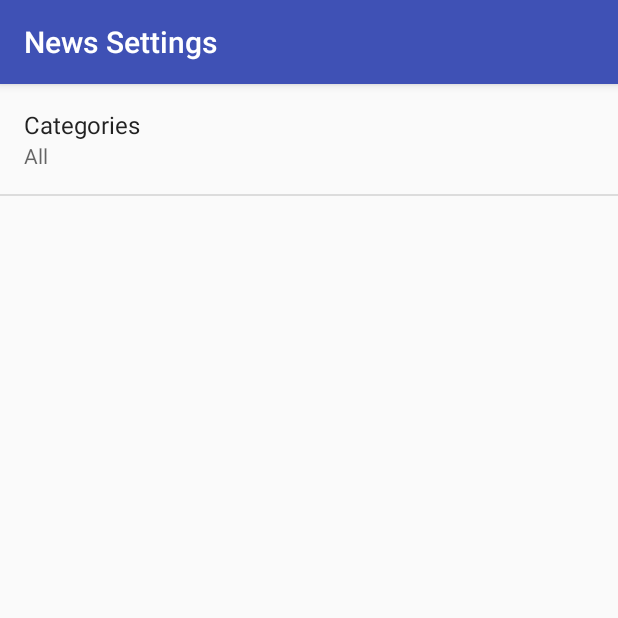
After one commit to prakritirk/My_NewsApp1, an Android app: the SettingsActivity screen opened directly, with no data from a screen before it, on a phone screen of 412 x 824 dp, the top half of it. The commit adds this screen. Run offline under Robolectric (Android 15) with nearby library versions, the phone set to English and light mode, and no system bars.

Commit message:
News App Phase 2 with filter option on news categories

```diff
--- /dev/null
+++ b/app/src/main/java/com/example/android/my_newsapp1/SettingsActivity.java
@@ -0,0 +1,48 @@
+package com.example.android.my_newsapp1;
+
+import android.content.SharedPreferences;
+import android.os.Bundle;
+import android.preference.Preference;
+import android.preference.PreferenceFragment;
+import android.preference.PreferenceManager;
+import android.support.v7.app.AppCompatActivity;
+
+/**
+ * Created by prajbhanda on 7/22/2018.
+ */
+
+public class SettingsActivity extends AppCompatActivity {
+
+    @Override
+    protected void onCreate(Bundle savedInstanceState) {
+        super.onCreate( savedInstanceState );
+        setContentView( R.layout.settings_activity );
+    }
+
+    public static class NewsPreferenceFragment extends PreferenceFragment implements Preference.OnPreferenceChangeListener {
+        @Override
+        public void onCreate(Bundle savedInstanceState) {
+            super.onCreate( savedInstanceState );
+            addPreferencesFromResource( R.xml.settings_main );
+
+            Preference newsCategory = findPreference(getString(R.string.settings_category_key));
+            bindPreferenceSummaryToValue(newsCategory);
+
+        }
+
+        private void bindPreferenceSummaryToValue(Preference preference) {
+            preference.setOnPreferenceChangeListener(this);
+            SharedPreferences preferences = PreferenceManager.getDefaultSharedPreferences(preference.getContext());
+            String preferenceString = preferences.getString(preference.getKey(), "");
+            onPreferenceChange(preference, preferenceString);
+        }
+
+
+        @Override
+        public boolean onPreferenceChange(Preference preference, Object value) {
+            String stringValue = value.toString();
+            preference.setSummary(stringValue);
+            return true;
+        }
+    }
+}
--- /dev/null
+++ b/app/src/main/res/values/arrays.xml
@@ -0,0 +1,19 @@
+<?xml version="1.0" encoding="utf-8"?>
+<resources>
+    <!--News category names -->
+    <string-array name="categories">
+        <item>@string/all</item>
+        <item>@string/world</item>
+        <item>@string/us</item>
+        <item>@string/uk</item>
+        <item>@string/business</item>
+        <item>@string/science</item>
+        <item>@string/politics</item>
+        <item>@string/education</item>
+        <item>@string/society</item>
+        <item>@string/law</item>
+        <item>@string/media</item>
+
+    </string-array>
+
+</resources>
--- a/app/src/main/res/values/strings.xml
+++ b/app/src/main/res/values/strings.xml
@@ -2,4 +2,21 @@
     <string name="app_name">My_NewsApp1</string>
     <string name="no_news">Sorry, Currently we do not have new news for you.Please check back later.</string>
     <string name="no_internet">Please check your internet connection and try again!.</string>
+    <string name="settings_menu_item">Settings</string>
+    <string name="settings_title">News Settings</string>
+    <string name="settings_category_label">Categories</string>
+    <string name="settings_category_key">Categories</string>
+    <string name="settings_category_default">All</string>
+    <!--News category names -->
+    <string name="all">All</string>
+    <string name="us">US-News</string>
+    <string name="uk">UK-News</string>
+    <string name="world">World</string>
+    <string name="business">Business</string>
+    <string name="science">Science</string>
+    <string name="politics">Politics</string>
+    <string name="media">Media</string>
+    <string name="education">Education</string>
+    <string name="society">Society</string>
+    <string name="law">Law</string>
 </resources>
--- /dev/null
+++ b/app/src/main/res/xml/settings_main.xml
@@ -0,0 +1,12 @@
+<?xml version="1.0" encoding="utf-8"?>
+<PreferenceScreen xmlns:android="http://schemas.android.com/apk/res/android"
+    android:title="@string/settings_title">
+    <ListPreference
+    android:defaultValue="@string/settings_category_default"
+        android:title="@string/settings_category_label"
+        android:key="@string/settings_category_key"
+        android:entries="@array/categories"
+        android:entryValues="@array/categories"
+        />
+
+</PreferenceScreen>
```
Also changed, not shown: app/src/main/AndroidManifest.xml (+9 -0 lines), app/src/main/java/com/example/android/my_newsapp1/NewsActivity.java (+43 -2 lines), app/src/main/res/layout/settings_activity.xml (added, +9 -0 lines), app/src/main/res/menu/main.xml (added, +13 -0 lines).
